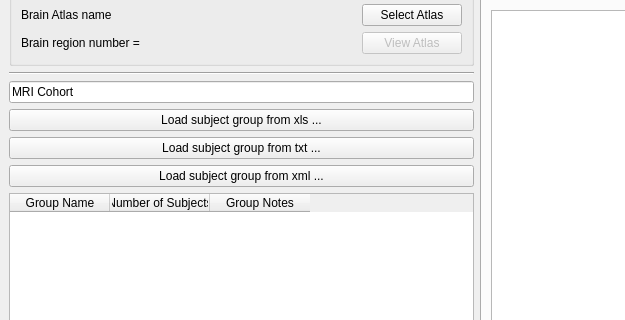
First picture: the form in braphy/gui/ui_files/cohort_editor.ui, repository softmatterlab/Braph-2.0-Python, before the edit; both pictures show x 0 to 625 and y 82 to 402 of the 1255 by 721 pixel window.
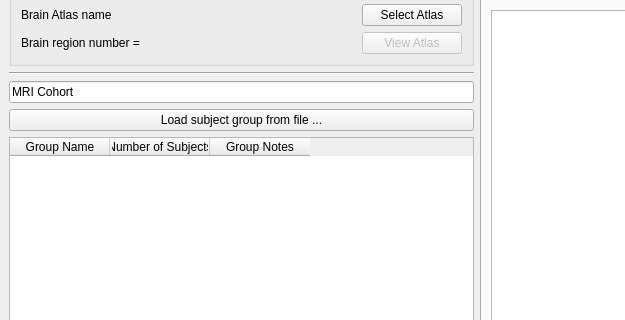
Second picture: the form after the edit. Icons and pictures are not drawn. Custom widgets are drawn as their Qt base class.

Commit message: Load multiple cohort subject groups simultaneously

What changed in the file:
```diff
--- a/braphy/gui/ui_files/cohort_editor.ui
+++ b/braphy/gui/ui_files/cohort_editor.ui
@@ -131,21 +131,7 @@
           <item>
            <widget class="QPushButton" name="btnLoadXls">
             <property name="text">
-             <string>Load subject group from xls ...</string>
-            </property>
-           </widget>
-          </item>
-          <item>
-           <widget class="QPushButton" name="btnLoadTxt">
-            <property name="text">
-             <string>Load subject group from txt ...</string>
-            </property>
-           </widget>
-          </item>
-          <item>
-           <widget class="QPushButton" name="btnLoadXml">
-            <property name="text">
-             <string>Load subject group from xml ...</string>
+             <string>Load subject group from file ...</string>
             </property>
            </widget>
           </item>
```
Left out of the diff: 20 changed lines with no effect on the pictures. The commit also changes 1 other file.
